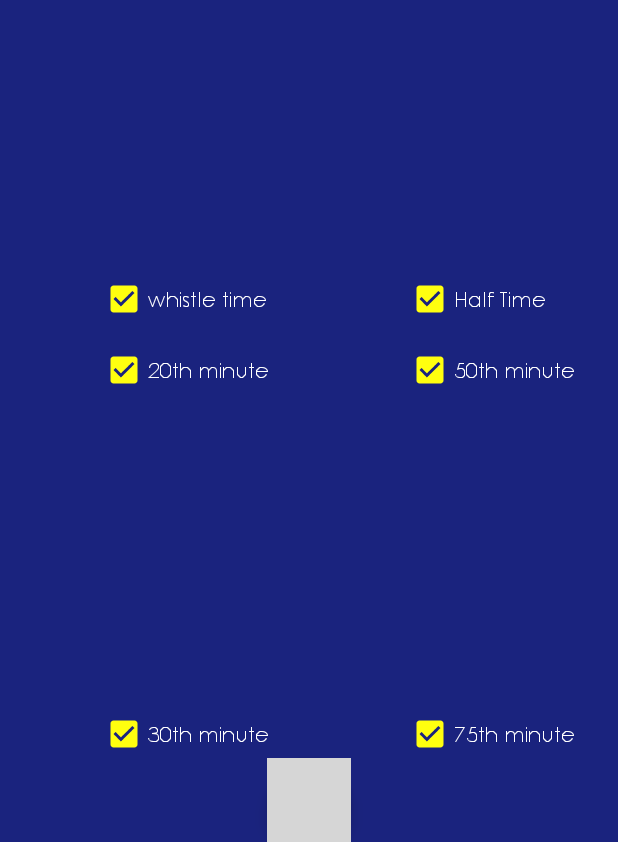
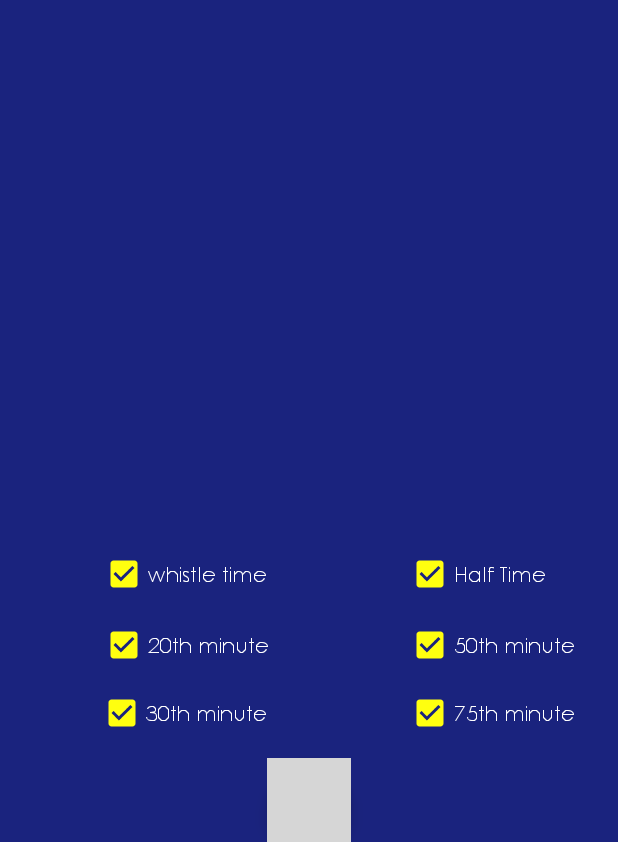
Before and after one commit to Arpoapps/apps, an Android app: the screen it shows after launch (BlastersMain), after a tap on "Kerala FC", on a phone screen of 412 x 824 dp, the part 394-1236 px from its top. Run offline under Robolectric (Android 15) with nearby library versions, the phone set to English and light mode, and no system bars; our stand-ins replace AdMob; libraries missing offline, so code that uses them is left out: org.apache.commons; 2 statements that could not run were skipped; grey boxes are pictures that could not be loaded.

Commit message:
Fixed alignment issue of checklist in ISL match page

```diff
--- a/Aarppo/app/src/main/res/layout/fragment_islmatch_page.xml
+++ b/Aarppo/app/src/main/res/layout/fragment_islmatch_page.xml
@@ -115,8 +115,9 @@
             android:checked="false"
             android:textColor="#ffffff"
             android:buttonTint="@color/colorPrimaryDark"
-            android:layout_centerVertical="true"
-            android:layout_alignStart="@+id/chk_Aarpo1" />
+            android:layout_above="@+id/fab"
+            android:layout_alignStart="@+id/chk_Aarpo1"
+            android:layout_marginBottom="59dp" />
         <CheckBox
             android:layout_width="wrap_content"
             android:layout_height="wrap_content"
@@ -125,8 +126,9 @@
             android:checked="false"
             android:textColor="#ffffff"
             android:buttonTint="@color/colorPrimaryDark"
-            android:layout_above="@+id/fab"
-            android:layout_alignStart="@+id/chk_Aarpo1" />
+            android:layout_below="@+id/chk_Aarpo5"
+            android:layout_toStartOf="@+id/fab"
+            android:layout_marginTop="13dp" />
         <CheckBox
             android:layout_width="wrap_content"
             android:layout_height="wrap_content"
```
